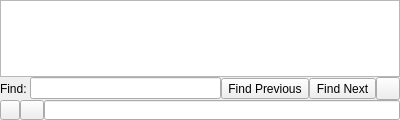
Above: Code/Editor/Controls/ConsoleSCB.ui from o3de/o3de before the change. Below: the same form after it.
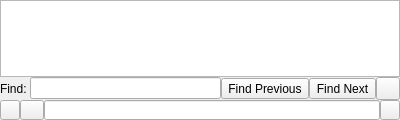
That is the form after the change. Custom widgets are drawn as their Qt base class.

Commit message: Add options menu with 'clear on play' item.

The edit to the form file:
```diff
--- a/Code/Editor/Controls/ConsoleSCB.ui
+++ b/Code/Editor/Controls/ConsoleSCB.ui
@@ -209,6 +209,37 @@
         </property>
        </widget>
       </item>
+      <item>
+       <widget class="QToolButton" name="optionsButton">
+        <property name="sizePolicy">
+         <sizepolicy hsizetype="Fixed" vsizetype="Preferred">
+          <horstretch>0</horstretch>
+          <verstretch>0</verstretch>
+         </sizepolicy>
+        </property>
+        <property name="minimumSize">
+         <size>
+          <width>20</width>
+          <height>0</height>
+         </size>
+        </property>
+        <property name="maximumSize">
+         <size>
+          <width>20</width>
+          <height>30</height>
+         </size>
+        </property>
+        <property name="baseSize">
+         <size>
+          <width>0</width>
+          <height>0</height>
+         </size>
+        </property>
+        <property name="text">
+         <string/>
+        </property>
+       </widget>
+      </item>
      </layout>
     </widget>
    </item>
```
The commit also changes 2 other files.
